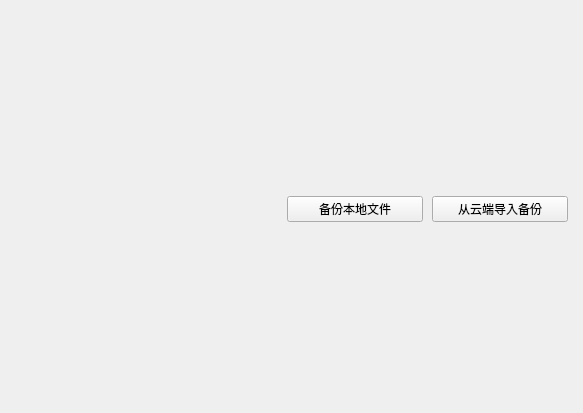
Before: the Qt Designer form windows/mainwindow_child/homepage/homepage.ui in Zao-chen/ZcVersionBox, drawn with Qt 5.
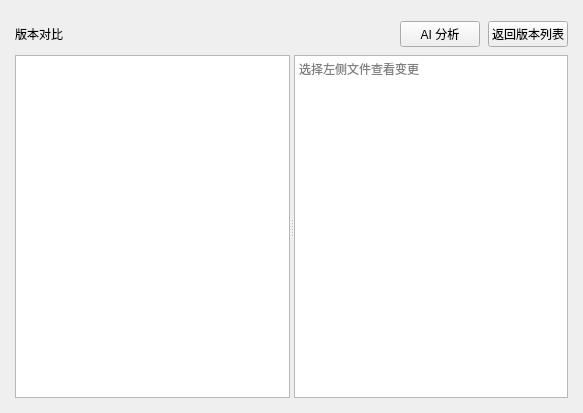
After: the same form once the commit is applied. The open tabs and pages were chosen to show the change. Custom widgets are drawn as their Qt base class.

Commit message:
feat: diff功能
* feat: diff功能的初步完成

* fix: 修复面包屑返回二级问题

* feat: aicommit改成aidiff功能

The edit to the form file:
```diff
--- a/windows/mainwindow_child/homepage/homepage.ui
+++ b/windows/mainwindow_child/homepage/homepage.ui
@@ -146,6 +146,98 @@
          <attribute name="verticalHeaderDefaultSectionSize">
           <number>50</number>
          </attribute>
+       </widget>
+      </item>
+     </layout>
+    </widget>
+     <widget class="QWidget" name="page_2">
+      <layout class="QVBoxLayout" name="verticalLayout_DiffPage">
+       <property name="spacing">
+        <number>8</number>
+       </property>
+       <property name="leftMargin">
+        <number>0</number>
+       </property>
+       <property name="topMargin">
+        <number>0</number>
+       </property>
+       <property name="rightMargin">
+        <number>0</number>
+       </property>
+       <property name="bottomMargin">
+        <number>0</number>
+       </property>
+       <item>
+        <layout class="QHBoxLayout" name="horizontalLayout_DiffHeader">
+         <item>
+          <widget class="QLabel" name="label_DiffRange">
+           <property name="text">
+            <string>版本对比</string>
+           </property>
+          </widget>
+         </item>
+         <item>
+          <spacer name="horizontalSpacer_DiffHeader">
+           <property name="orientation">
+            <enum>Qt::Horizontal</enum>
+           </property>
+           <property name="sizeHint" stdset="0">
+            <size>
+             <width>40</width>
+             <height>20</height>
+            </size>
+           </property>
+         </spacer>
+        </item>
+         <item>
+          <widget class="ElaPushButton" name="pushButton_DiffAi">
+           <property name="text">
+            <string>AI 分析</string>
+           </property>
+          </widget>
+         </item>
+         <item>
+          <widget class="ElaPushButton" name="pushButton_DiffBack">
+           <property name="text">
+            <string>返回版本列表</string>
+           </property>
+          </widget>
+         </item>
+        </layout>
+       </item>
+       <item>
+        <widget class="QSplitter" name="splitter_Diff">
+         <property name="orientation">
+          <enum>Qt::Horizontal</enum>
+         </property>
+         <widget class="ElaTableView" name="tableView_DiffFiles">
+          <property name="minimumSize">
+           <size>
+            <width>220</width>
+            <height>0</height>
+           </size>
+          </property>
+          <property name="editTriggers">
+           <set>QAbstractItemView::NoEditTriggers</set>
+          </property>
+          <property name="selectionMode">
+           <enum>QAbstractItemView::SingleSelection</enum>
+          </property>
+          <attribute name="verticalHeaderVisible">
+           <bool>false</bool>
+          </attribute>
+         </widget>
+         <widget class="QTextEdit" name="textEdit_DiffContent">
+          <property name="readOnly">
+           <bool>true</bool>
+          </property>
+          <property name="lineWrapMode">
+           <enum>QTextEdit::NoWrap</enum>
+          </property>
+          <property name="placeholderText">
+           <string>选择左侧文件查看变更</string>
+          </property>
+         </widget>
         </widget>
        </item>
       </layout>
```
The commit also changes 7 other files.
